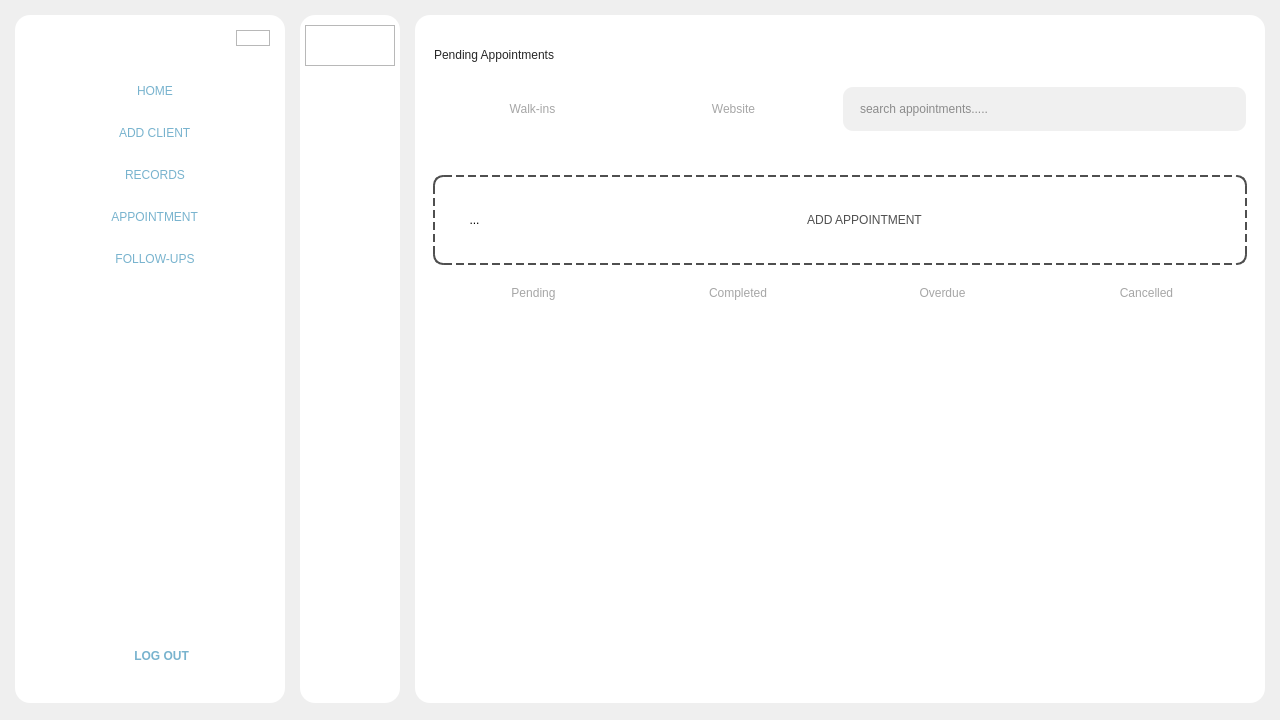
DreddVDomasian/Petmate-Desktop-Application, file Desktop_Application/Frontend/Home.ui: the form before one commit.
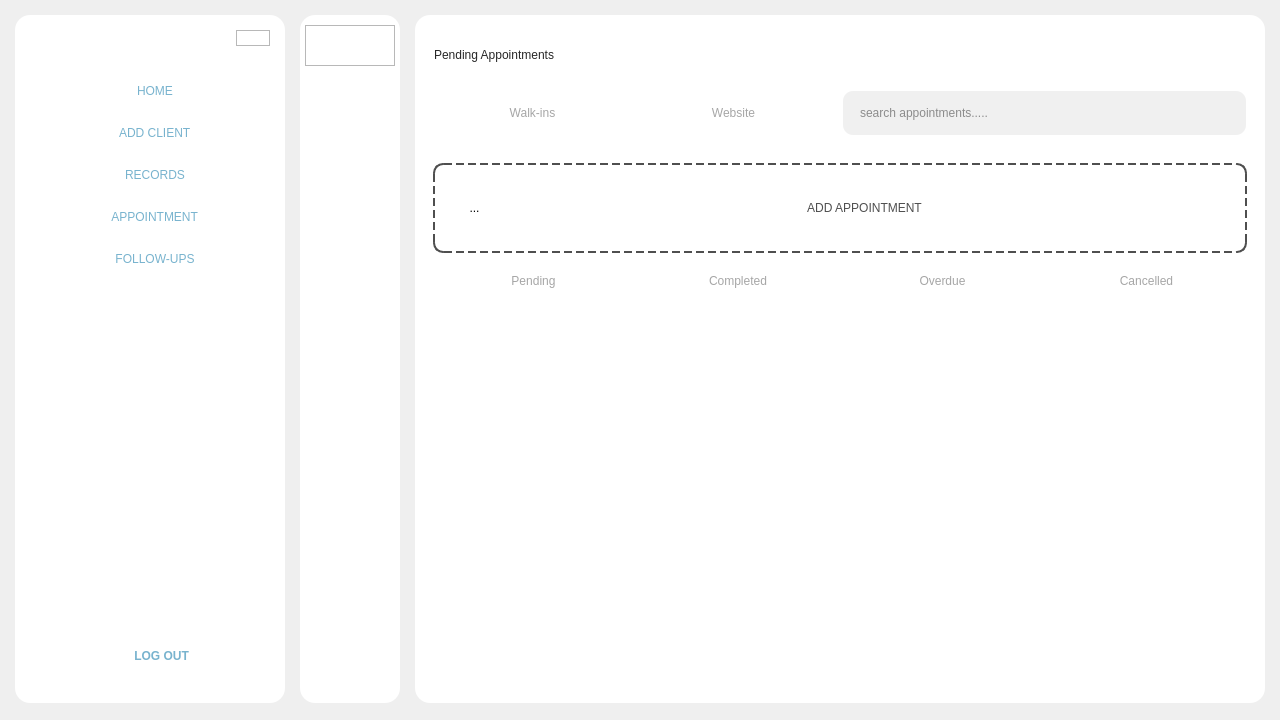
The form after the commit. Icons and pictures are not drawn.

```diff
--- a/Desktop_Application/Frontend/Home.ui
+++ b/Desktop_Application/Frontend/Home.ui
@@ -3014,22 +3014,6 @@
                 </layout>
                </widget>
               </item>
-              <item>
-               <spacer name="verticalSpacer_12">
-                <property name="orientation">
-                 <enum>Qt::Vertical</enum>
-                </property>
-                <property name="sizeType">
-                 <enum>QSizePolicy::Maximum</enum>
-                </property>
-                <property name="sizeHint" stdset="0">
-                 <size>
-                  <width>20</width>
-                  <height>20</height>
-                 </size>
-                </property>
-               </spacer>
-              </item>
               <item>
                <widget class="QStackedWidget" name="walkInOrWeb">
                 <property name="minimumSize">
@@ -3546,7 +3530,7 @@
                            <x>0</x>
                            <y>0</y>
                            <width>814</width>
-                           <height>353</height>
+                           <height>362</height>
                           </rect>
                          </property>
                          <layout class="QVBoxLayout" name="verticalLayout_37">
```
